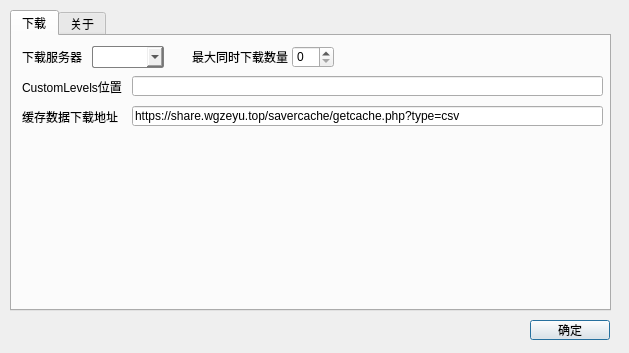
Old version of the form settingswin.ui in the repository std-microblock/beatsync.
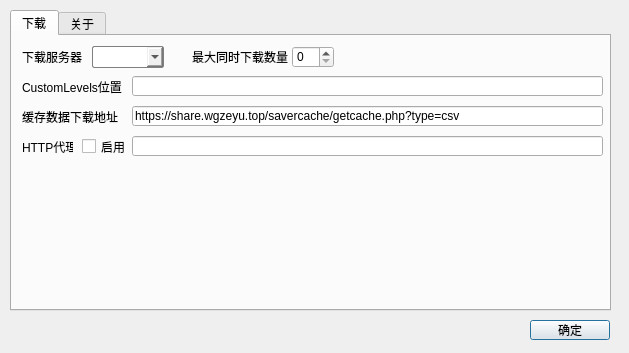
New version of the form. The open tabs and pages were chosen to show the change. Icons and pictures are not drawn.

```diff
--- a/settingswin.ui
+++ b/settingswin.ui
@@ -156,6 +156,42 @@
       <string>缓存数据下载地址</string>
      </property>
     </widget>
+    <widget class="QLabel" name="label_9">
+     <property name="geometry">
+      <rect>
+       <x>10</x>
+       <y>100</y>
+       <width>51</width>
+       <height>21</height>
+      </rect>
+     </property>
+     <property name="text">
+      <string>HTTP代理</string>
+     </property>
+    </widget>
+    <widget class="QLineEdit" name="HTTPProxyAddr">
+     <property name="geometry">
+      <rect>
+       <x>120</x>
+       <y>100</y>
+       <width>471</width>
+       <height>20</height>
+      </rect>
+     </property>
+    </widget>
+    <widget class="QCheckBox" name="enableHTTP">
+     <property name="geometry">
+      <rect>
+       <x>70</x>
+       <y>100</y>
+       <width>51</width>
+       <height>21</height>
+      </rect>
+     </property>
+     <property name="text">
+      <string>启用</string>
+     </property>
+    </widget>
    </widget>
    <widget class="QWidget" name="about">
     <attribute name="title">
```
Left out of the diff: 2 changed lines with no effect on the pictures.
